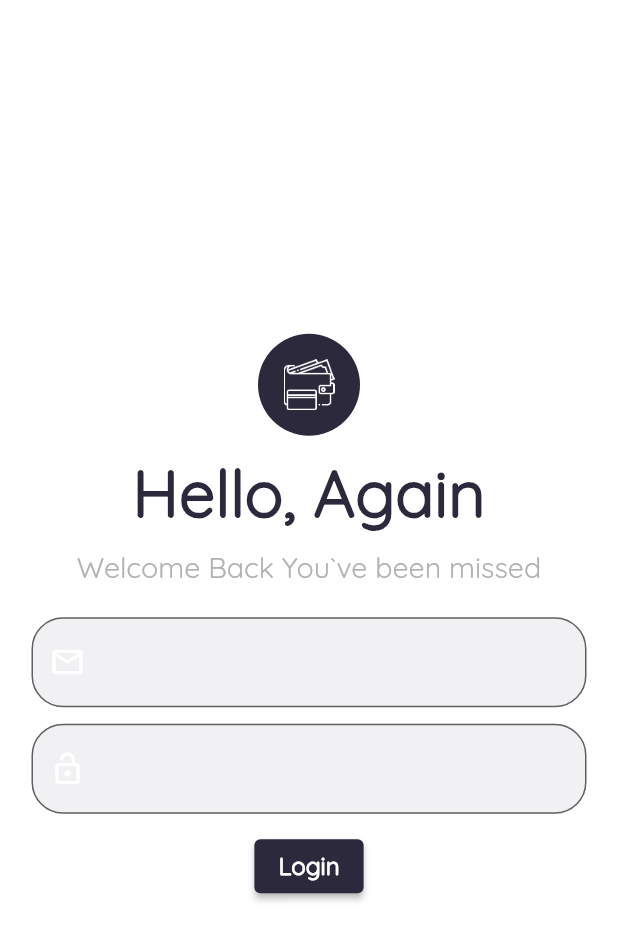
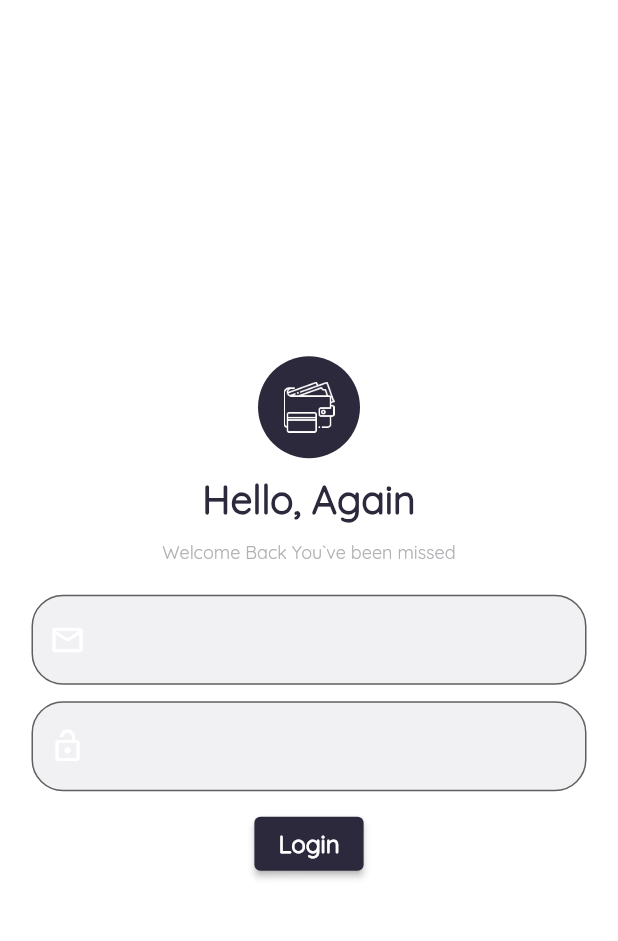
Before and after one commit to BILALAHMAD5587/expenser, a Flutter app: the screen it shows after launch, on a phone screen of 412 x 824 dp. Shown: the top 941 px of the screen. Run offline on Flutter 3.47's test engine with Material 2 defaults, Android fonts, the phone set to English and light mode, and no system bars.

Commit message:
expenser_app

```diff
--- a/lib/screens/user_onboarding/login/login_page.dart
+++ b/lib/screens/user_onboarding/login/login_page.dart
@@ -28,30 +28,39 @@ class _LoginPageState extends State<LoginPage> {
   }
 
   Widget mainUI() {
+    var width = MediaQuery.of(context).size.width;
     return Center(
       child: Padding(
         padding: const EdgeInsets.only(left: 21, right: 21),
         child: Column(
           mainAxisAlignment: MainAxisAlignment.center,
           children: [
-            CustomLogoStack(34),
+            CustomLogoStack(width > 700 ? 50 : 34),
             SizedBox(
               height: 11,
             ),
             Text(
               "Hello, Again",
-              style: mTextStylr43(
-                  fontweight: FontWeight.bold,
-                  mColor: Theme.of(context).canvasColor),
+              style: width > 700
+                  ? mTextStylr43(
+                      fontweight: FontWeight.w800,
+                      mColor: Theme.of(context).canvasColor)
+                  : mTextStylr26(
+                      fontweight: FontWeight.w800,
+                      mColor: Theme.of(context).canvasColor),
             ),
             SizedBox(
               height: 11,
             ),
             Text(
               "Welcome Back You\`ve been missed",
-              style: mTextStylr19(
-                  fontweight: FontWeight.w300,
-                  mColor: Theme.of(context).shadowColor),
+              style: width > 700
+                  ? mTextStylr16(
+                      fontweight: FontWeight.w300,
+                      mColor: Theme.of(context).shadowColor)
+                  : mTextStylr12(
+                      fontweight: FontWeight.w400,
+                      mColor: Theme.of(context).shadowColor),
             ),
 
             //////////////////////////////////Uname and Password TextFiled////////////////////////
--- a/lib/ui/custom_widgets/ui_helper.dart
+++ b/lib/ui/custom_widgets/ui_helper.dart
@@ -104,3 +104,16 @@ TextStyle mTextStylr16({
       fontStyle: fontStyle,
       fontFamily: 'Quicksand');
 }
+
+TextStyle mTextStylr12({
+  mColor = Colors.green,
+  fontweight = FontWeight.normal,
+  fontStyle = FontStyle.normal,
+}) {
+  return TextStyle(
+      color: mColor,
+      fontWeight: fontweight,
+      fontSize: 12,
+      fontStyle: fontStyle,
+      fontFamily: 'Quicksand');
+}
```
